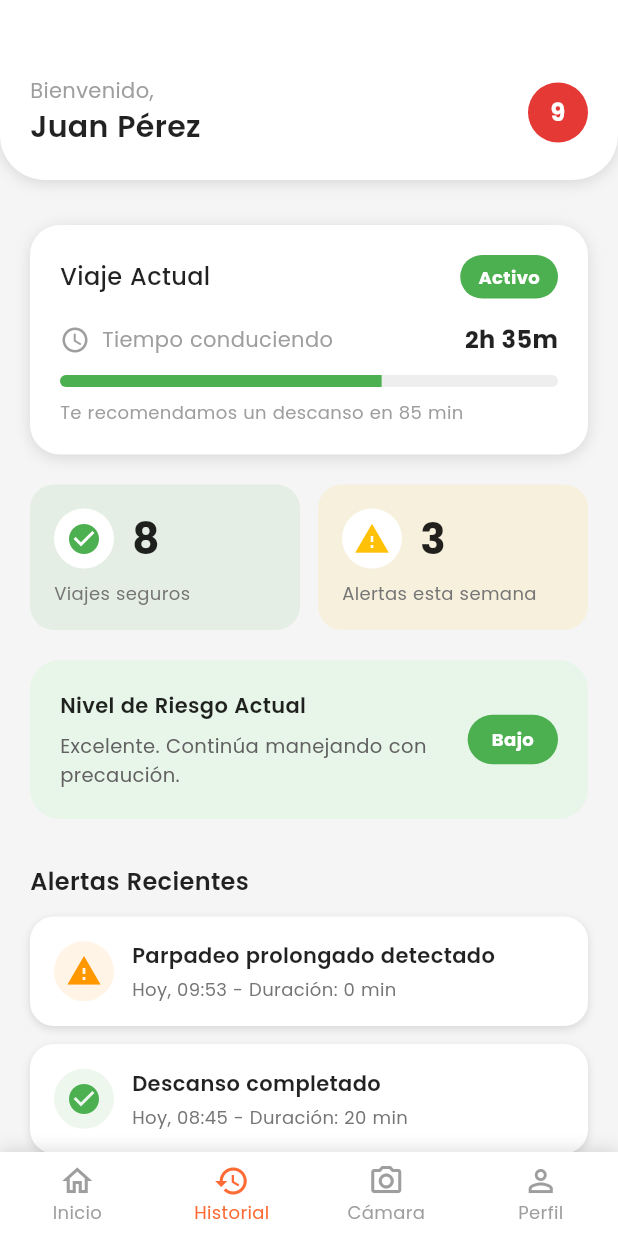
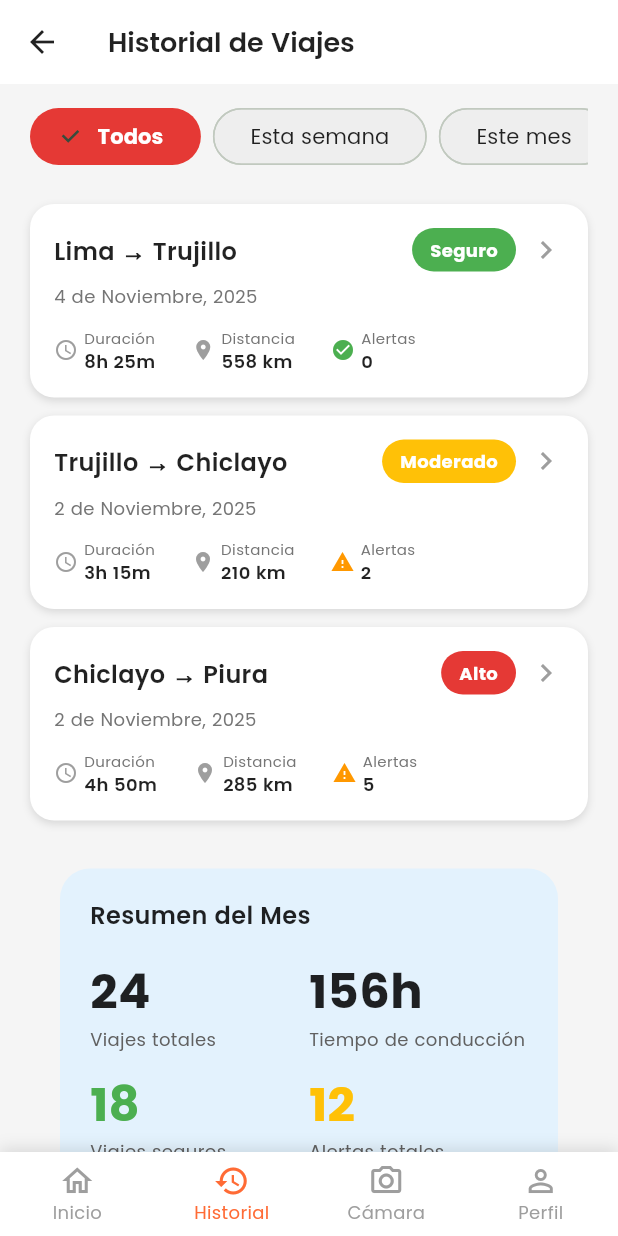
Before and after one commit to Software-Emergentes/Safe-Vision-Mobile, a Flutter app: the screen it shows after launch, item 2 of the bottom bar chosen, on a phone screen of 412 x 824 dp. Run offline on Flutter 3.47's test engine with Material 3 defaults, Android fonts, the phone set to English and light mode, and no system bars; our stand-ins replace flutter_secure_storage.

Commit message:
feat: trip history view added

```diff
--- /dev/null
+++ b/lib/Trip/models/monthly_summary_model.dart
@@ -0,0 +1,26 @@
+class MonthlySummaryModel {
+  final int totalTrips;
+  final Duration totalDrivingTime;
+  final int safeTrips;
+  final int totalAlerts;
+
+  MonthlySummaryModel({
+    required this.totalTrips,
+    required this.totalDrivingTime,
+    required this.safeTrips,
+    required this.totalAlerts,
+  });
+
+  factory MonthlySummaryModel.fromJson(Map<String, dynamic> json) {
+    return MonthlySummaryModel(
+      totalTrips: json['totalTrips'],
+      totalDrivingTime: Duration(hours: json['totalDrivingHours']),
+      safeTrips: json['safeTrips'],
+      totalAlerts: json['totalAlerts'],
+    );
+  }
+
+  String get formattedDrivingTime {
+    return '${totalDrivingTime.inHours}h';
+  }
+}
--- /dev/null
+++ b/lib/Trip/models/trip_history_model.dart
@@ -0,0 +1,105 @@
+import 'package:flutter/material.dart';
+
+enum TripStatus {
+  safe,
+  moderate,
+  high,
+}
+
+class TripHistoryModel {
+  final String id;
+  final String origin;
+  final String destination;
+  final DateTime date;
+  final Duration duration;
+  final double distance;
+  final int alertCount;
+  final TripStatus status;
+
+  TripHistoryModel({
+    required this.id,
+    required this.origin,
+    required this.destination,
+    required this.date,
+    required this.duration,
+    required this.distance,
+    required this.alertCount,
+    required this.status,
+  });
+
+  factory TripHistoryModel.fromJson(Map<String, dynamic> json) {
+    return TripHistoryModel(
+      id: json['id'],
+      origin: json['origin'],
+      destination: json['destination'],
+      date: DateTime.parse(json['date']),
+      duration: Duration(minutes: json['durationMinutes']),
+      distance: json['distanceKm'].toDouble(),
+      alertCount: json['alertCount'],
+      status: _parseStatus(json['status']),
+    );
+  }
+
+  static TripStatus _parseStatus(String status) {
+    switch (status.toLowerCase()) {
+      case 'safe':
+        return TripStatus.safe;
+      case 'moderate':
+        return TripStatus.moderate;
+      case 'high':
+        return TripStatus.high;
+      default:
+        return TripStatus.safe;
+    }
+  }
+
+  String get formattedDate {
+    final months = [
+      'Enero',
+      'Febrero',
+      'Marzo',
+      'Abril',
+      'Mayo',
+      'Junio',
+      'Julio',
+      'Agosto',
+      'Septiembre',
+      'Octubre',
+      'Noviembre',
+      'Diciembre'
+    ];
+    return '${date.day} de ${months[date.month - 1]}, ${date.year}';
+  }
+
+  String get formattedDuration {
+    final hours = duration.inHours;
+    final minutes = duration.inMinutes.remainder(60);
+    return '${hours}h ${minutes}m';
+  }
+
+  String get formattedDistance {
+    return '${distance.toStringAsFixed(0)} km';
+  }
+
+  String get statusLabel {
+    switch (status) {
+      case TripStatus.safe:
+        return 'Seguro';
+      case TripStatus.moderate:
+        return 'Moderado';
+      case TripStatus.high:
+        return 'Alto';
+    }
+  }
+
+  Color get statusColor {
+    switch (status) {
+      case TripStatus.safe:
+        return const Color(0xFF4CAF50);
+      case TripStatus.moderate:
+        return const Color(0xFFFFC107);
+      case TripStatus.high:
+        return const Color(0xFFE53935);
+    }
+  }
+}
--- a/lib/Trip/views/home_view.dart
+++ b/lib/Trip/views/home_view.dart
@@ -1,4 +1,5 @@
 import 'package:flutter/material.dart';
+import 'package:safevision/Trip/views/trip_history_view.dart';
 import '../../shared/widgets/custom_app_bar.dart';
 import '../../shared/widgets/custom_bottom_nav_bar.dart';
 import '../widgets/current_trip_card.dart';
@@ -48,12 +49,32 @@ class _HomeViewState extends State<HomeView> {
     ),
   ];
 
+  void _onBottomNavTap(int index) {
+    if (index == 1) {
+      // Navegar a Historial
+      Navigator.push(
+        context,
+        MaterialPageRoute(
+          builder: (context) => const TripHistoryView(),
+        ),
+      );
+    } else {
+      setState(() {
+        _currentIndex = index;
+      });
+      // Aquí puedes agregar navegación para otros índices
+      // 0: Home (ya estamos aquí)
+      // 2: Cámara
+      // 3: Perfil
+    }
+  }
+
   @override
   Widget build(BuildContext context) {
     return Scaffold(
       backgroundColor: const Color(0xFFF5F5F5),
       appBar: const CustomAppBar(
-        userName: 'Juan Pérez',
+        userName: 'Fabia Herrera',
         notificationCount: 9,
       ),
       body: SingleChildScrollView(
@@ -99,11 +120,7 @@ class _HomeViewState extends State<HomeView> {
       ),
       bottomNavigationBar: CustomBottomNavBar(
         currentIndex: _currentIndex,
-        onTap: (index) {
-          setState(() {
-            _currentIndex = index;
-          });
-        },
+        onTap: _onBottomNavTap,
       ),
     );
   }
--- /dev/null
+++ b/lib/Trip/views/trip_history_view.dart
@@ -0,0 +1,119 @@
+import 'package:flutter/material.dart';
+import '../models/trip_history_model.dart';
+import '../models/monthly_summary_model.dart';
+import '../widgets/trip_history_card.dart';
+import '../widgets/monthly_summary_card.dart';
+import '../widgets/filter_chip_bar.dart';
+import '../../shared/widgets/custom_bottom_nav_bar.dart';
+
+class TripHistoryView extends StatefulWidget {
+  const TripHistoryView({Key? key}) : super(key: key);
+
+  @override
+  State<TripHistoryView> createState() => _TripHistoryViewState();
+}
+
+class _TripHistoryViewState extends State<TripHistoryView> {
+  int _selectedFilterIndex = 0;
+
+  // Mock data
+  final List<TripHistoryModel> _trips = [
+    TripHistoryModel(
+      id: '1',
+      origin: 'Lima',
+      destination: 'Trujillo',
+      date: DateTime(2025, 11, 4),
+      duration: const Duration(hours: 8, minutes: 25),
+      distance: 558,
+      alertCount: 0,
+      status: TripStatus.safe,
+    ),
+    TripHistoryModel(
+      id: '2',
+      origin: 'Trujillo',
+      destination: 'Chiclayo',
+      date: DateTime(2025, 11, 2),
+      duration: const Duration(hours: 3, minutes: 15),
+      distance: 210,
+      alertCount: 2,
+      status: TripStatus.moderate,
+    ),
+    TripHistoryModel(
+      id: '3',
+      origin: 'Chiclayo',
+      destination: 'Piura',
+      date: DateTime(2025, 11, 2),
+      duration: const Duration(hours: 4, minutes: 50),
+      distance: 285,
+      alertCount: 5,
+      status: TripStatus.high,
+    ),
+  ];
+
+  final MonthlySummaryModel _monthlySummary = MonthlySummaryModel(
+    totalTrips: 24,
+    totalDrivingTime: const Duration(hours: 156),
+    safeTrips: 18,
+    totalAlerts: 12,
+  );
+
+  @override
+  Widget build(BuildContext context) {
+    return Scaffold(
+      backgroundColor: const Color(0xFFF5F5F5),
+      appBar: AppBar(
+        backgroundColor: Colors.white,
+        elevation: 0,
+        leading: IconButton(
+          icon: const Icon(Icons.arrow_back, color: Colors.black87),
+          onPressed: () => Navigator.pop(context),
+        ),
+        title: const Text(
+          'Historial de Viajes',
+          style: TextStyle(
+            color: Colors.black87,
+            fontSize: 18,
+            fontWeight: FontWeight.w600,
+          ),
+        ),
+        centerTitle: false,
+      ),
+      body: Column(
+        children: [
+          const SizedBox(height: 10),
+          FilterChipBar(
+            selectedIndex: _selectedFilterIndex,
+            onSelected: (index) {
+              setState(() {
+                _selectedFilterIndex = index;
+              });
+            },
+          ),
+          Expanded(
+            child: ListView(
+              padding: const EdgeInsets.all(20),
+              children: [
+                ..._trips
+                    .map((trip) => TripHistoryCard(
+                          trip: trip,
+                          onTap: () {
+                            // Navegar a detalle del viaje
+                          },
+                        ))
+                    .toList(),
+                const SizedBox(height: 10),
+                MonthlySummaryCard(summary: _monthlySummary),
+              ],
+            ),
+          ),
+        ],
+      ),
+      bottomNavigationBar: CustomBottomNavBar(
+        currentIndex: 1,
+        onTap: (index) {
+          // Navegación
+        },
+      ),
+    );
+  }
+}
--- /dev/null
+++ b/lib/Trip/widgets/filter_chip_bar.dart
@@ -0,0 +1,51 @@
+import 'package:flutter/material.dart';
+
+class FilterChipBar extends StatelessWidget {
+  final int selectedIndex;
+  final Function(int) onSelected;
+
+  const FilterChipBar({
+    Key? key,
+    required this.selectedIndex,
+    required this.onSelected,
+  }) : super(key: key);
+
+  @override
+  Widget build(BuildContext context) {
+    final filters = ['Todos', 'Esta semana', 'Este mes'];
+
+    return Container(
+      height: 50,
+      padding: const EdgeInsets.symmetric(horizontal: 20),
+      child: ListView.builder(
+        scrollDirection: Axis.horizontal,
+        itemCount: filters.length,
+        itemBuilder: (context, index) {
+          final isSelected = selectedIndex == index;
+          return Padding(
+            padding: const EdgeInsets.only(right: 8),
+            child: FilterChip(
+              label: Text(filters[index]),
+              selected: isSelected,
+              onSelected: (selected) {
+                if (selected) onSelected(index);
+              },
+              backgroundColor: Colors.grey[200],
+              selectedColor: const Color(0xFFE53935),
+              labelStyle: TextStyle(
+                color: isSelected ? Colors.white : Colors.black87,
+                fontWeight: isSelected ? FontWeight.bold : FontWeight.normal,
+                fontSize: 14,
+              ),
+              padding: const EdgeInsets.symmetric(horizontal: 16, vertical: 8),
+              shape: RoundedRectangleBorder(
+                borderRadius: BorderRadius.circular(20),
+                side: BorderSide.none,
+              ),
+            ),
+          );
+        },
+      ),
+    );
+  }
+}
--- /dev/null
+++ b/lib/Trip/widgets/monthly_summary_card.dart
@@ -0,0 +1,110 @@
+import 'package:flutter/material.dart';
+import '../models/monthly_summary_model.dart';
+
+class MonthlySummaryCard extends StatelessWidget {
+  final MonthlySummaryModel summary;
+
+  const MonthlySummaryCard({
+    Key? key,
+    required this.summary,
+  }) : super(key: key);
+
+  @override
+  Widget build(BuildContext context) {
+    return Container(
+      margin: const EdgeInsets.symmetric(horizontal: 20, vertical: 10),
+      padding: const EdgeInsets.all(20),
+      decoration: BoxDecoration(
+        color: const Color(0xFFE3F2FD),
+        borderRadius: BorderRadius.circular(20),
+      ),
+      child: Column(
+        crossAxisAlignment: CrossAxisAlignment.start,
+        children: [
+          const Text(
+            'Resumen del Mes',
+            style: TextStyle(
+              fontSize: 16,
+              fontWeight: FontWeight.w600,
+              color: Colors.black87,
+            ),
+          ),
+          const SizedBox(height: 16),
+          Row(
+            children: [
+              Expanded(
+                child: _SummaryItem(
+                  value: summary.totalTrips.toString(),
+                  label: 'Viajes totales',
+                  color: Colors.black87,
+                ),
+              ),
+              Expanded(
+                child: _SummaryItem(
+                  value: summary.formattedDrivingTime,
+                  label: 'Tiempo de conducción',
+                  color: Colors.black87,
+                ),
+              ),
+            ],
+          ),
+          const SizedBox(height: 12),
+          Row(
+            children: [
+              Expanded(
+                child: _SummaryItem(
+                  value: summary.safeTrips.toString(),
+                  label: 'Viajes seguros',
+                  color: const Color(0xFF4CAF50),
+                ),
+              ),
+              Expanded(
+                child: _SummaryItem(
+                  value: summary.totalAlerts.toString(),
+                  label: 'Alertas totales',
+                  color: const Color(0xFFFFC107),
+                ),
+              ),
+            ],
+          ),
+        ],
+      ),
+    );
+  }
+}
+
+class _SummaryItem extends StatelessWidget {
+  final String value;
+  final String label;
+  final Color color;
+
+  const _SummaryItem({
+    required this.value,
+    required this.label,
+    required this.color,
+  });
+
+  @override
+  Widget build(BuildContext context) {
+    return Column(
+      crossAxisAlignment: CrossAxisAlignment.start,
+      children: [
+        Text(
+          value,
+          style: TextStyle(
+            fontSize: 32,
+            fontWeight: FontWeight.bold,
+            color: color,
+          ),
+        ),
+        Text(
+          label,
+          style: TextStyle(
+            fontSize: 12,
+            color: Colors.grey[700],
+          ),
+        ),
+      ],
+    );
+  }
+}
--- /dev/null
+++ b/lib/Trip/widgets/trip_history_card.dart
@@ -0,0 +1,166 @@
+import 'package:flutter/material.dart';
+import '../models/trip_history_model.dart';
+
+class TripHistoryCard extends StatelessWidget {
+  final TripHistoryModel trip;
+  final VoidCallback? onTap;
+
+  const TripHistoryCard({
+    Key? key,
+    required this.trip,
+    this.onTap,
+  }) : super(key: key);
+
+  @override
+  Widget build(BuildContext context) {
+    return Container(
+      margin: const EdgeInsets.only(bottom: 12),
+      decoration: BoxDecoration(
+        color: Colors.white,
+        borderRadius: BorderRadius.circular(16),
+        boxShadow: const [
+          BoxShadow(
+            color: Colors.black12,
+            blurRadius: 4,
+            offset: Offset(0, 2),
+          ),
+        ],
+      ),
+      child: Material(
+        color: Colors.transparent,
+        child: InkWell(
+          onTap: onTap,
+          borderRadius: BorderRadius.circular(16),
+          child: Padding(
+            padding: const EdgeInsets.all(16),
+            child: Column(
+              crossAxisAlignment: CrossAxisAlignment.start,
+              children: [
+                Row(
+                  children: [
+                    Expanded(
+                      child: Text(
+                        '${trip.origin} → ${trip.destination}',
+                        style: const TextStyle(
+                          fontSize: 16,
+                          fontWeight: FontWeight.w600,
+                          color: Colors.black87,
+                        ),
+                      ),
+                    ),
+                    Container(
+                      padding: const EdgeInsets.symmetric(
+                        horizontal: 12,
+                        vertical: 6,
+                      ),
+                      decoration: BoxDecoration(
+                        color: trip.statusColor,
+                        borderRadius: BorderRadius.circular(20),
+                      ),
+                      child: Text(
+                        trip.statusLabel,
+                        style: const TextStyle(
+                          color: Colors.white,
+                          fontSize: 12,
+                          fontWeight: FontWeight.bold,
+                        ),
+                      ),
+                    ),
+                    const SizedBox(width: 8),
+                    const Icon(
+                      Icons.chevron_right,
+                      color: Colors.grey,
+                      size: 24,
+                    ),
+                  ],
+                ),
+                const SizedBox(height: 8),
+                Text(
+                  trip.formattedDate,
+                  style: TextStyle(
+                    fontSize: 12,
+                    color: Colors.grey[600],
+                  ),
+                ),
+                const SizedBox(height: 12),
+                Row(
+                  children: [
+                    _InfoItem(
+                      icon: Icons.access_time,
+                      label: 'Duración',
+                      value: trip.formattedDuration,
+                    ),
+                    const SizedBox(width: 24),
+                    _InfoItem(
+                      icon: Icons.location_on,
+                      label: 'Distancia',
+                      value: trip.formattedDistance,
+                    ),
+                    const SizedBox(width: 24),
+                    _InfoItem(
+                      icon: trip.alertCount > 0
+                          ? Icons.warning
+                          : Icons.check_circle,
+                      label: 'Alertas',
+                      value: trip.alertCount.toString(),
+                      iconColor:
+                          trip.alertCount > 0 ? Colors.orange : Colors.green,
+                    ),
+                  ],
+                ),
+              ],
+            ),
+          ),
+        ),
+      ),
+    );
+  }
+}
+
+class _InfoItem extends StatelessWidget {
+  final IconData icon;
+  final String label;
+  final String value;
+  final Color? iconColor;
+
+  const _InfoItem({
+    required this.icon,
+    required this.label,
+    required this.value,
+    this.iconColor,
+  });
+
+  @override
+  Widget build(BuildContext context) {
+    return Row(
+      children: [
+        Icon(
+          icon,
+          size: 16,
+          color: iconColor ?? Colors.grey,
+        ),
+        const SizedBox(width: 4),
+        Column(
+          crossAxisAlignment: CrossAxisAlignment.start,
+          children: [
+            Text(
+              label,
+              style: TextStyle(
+                fontSize: 10,
+                color: Colors.grey[600],
+              ),
+            ),
+            Text(
+              value,
+              style: const TextStyle(
+                fontSize: 12,
+                fontWeight: FontWeight.w600,
+                color: Colors.black87,
+              ),
+            ),
+          ],
+        ),
+      ],
+    );
+  }
+}
```
